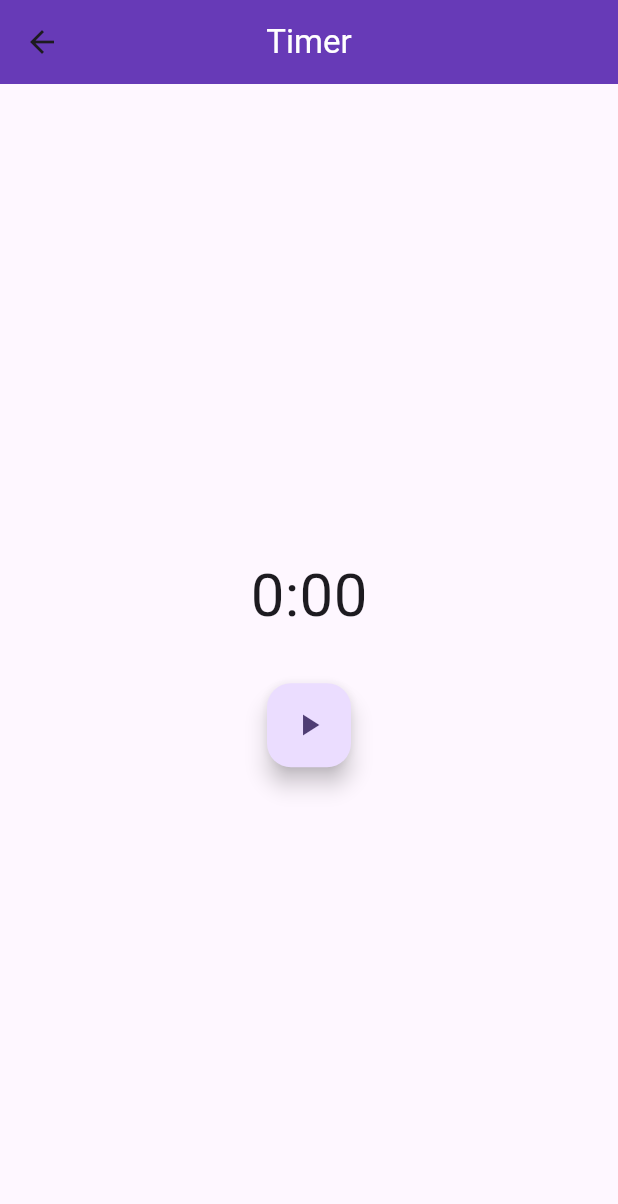
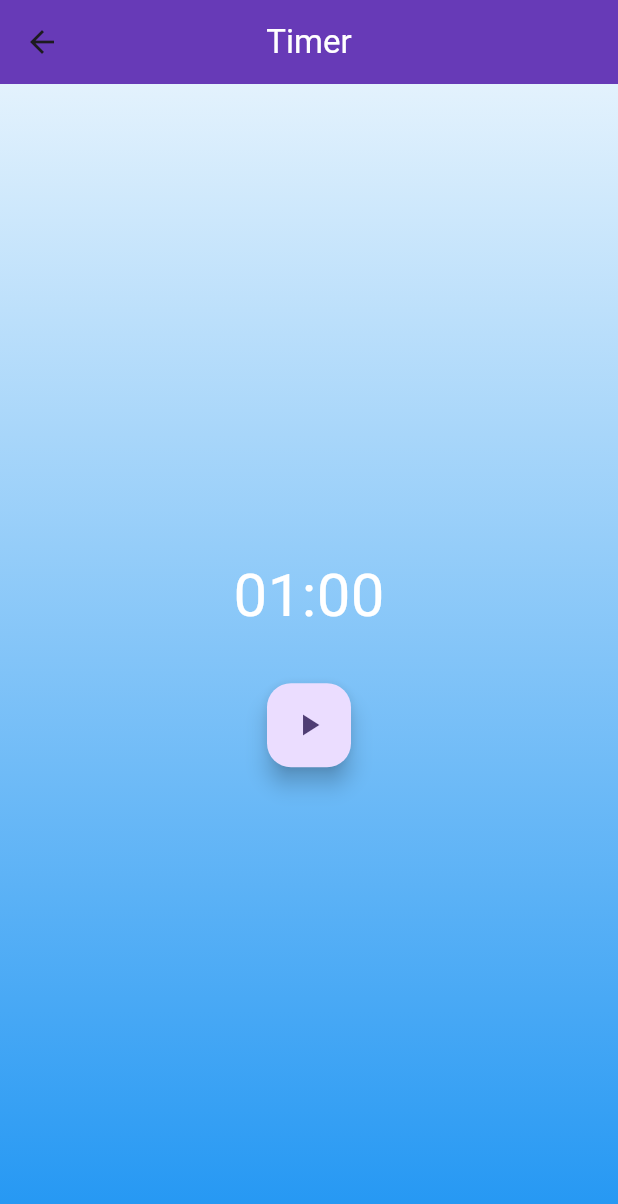
Before and after one commit to flbarfield/flutter_exploration, a Flutter app: the screen it shows after launch, after a tap on "Timer", on a phone screen of 412 x 824 dp. Shown: the top 1204 px of the screen. Run offline on Flutter 3.47's test engine with Material 3 defaults, Android fonts, the phone set to English and light mode, and no system bars; our stand-ins replace bloc, flutter_bloc, freezed_annotation.

Commit message:
a little styling, cleaned comments.

```diff
--- a/lib/timer/bloc/timer_cubit.dart
+++ b/lib/timer/bloc/timer_cubit.dart
@@ -6,11 +6,10 @@ part 'timer_cubit.freezed.dart';
 class TimerCubit extends Cubit<TimerState> {
   TimerCubit() : super(const TimerState());
 
-  // final ticker = {
-  //   Stream<int> tick({required int ticks}) {
-  //     return Stream.periodic(const Duration(seconds: 1), (x) => ticks - x - 1).take(ticks);
-  //   }
-  // };
+  Stream<int> tick({required int ticks}) {
+    return Stream.periodic(const Duration(seconds: 1), (x) => ticks - x - 1)
+        .take(ticks);
+  }
 
   void toggleControlButtons() {
     if (state.playPushed) {
@@ -19,6 +18,4 @@ class TimerCubit extends Cubit<TimerState> {
       emit(state.copyWith(playPushed: true));
     }
   }
-
-  // void ticker() {}
 }
--- a/lib/timer/bloc/timer_state.dart
+++ b/lib/timer/bloc/timer_state.dart
@@ -3,7 +3,7 @@ part of 'timer_cubit.dart';
 @freezed
 class TimerState with _$TimerState {
   const factory TimerState({
-    @Default('0:00') String currentTime,
+    @Default('01:00') String currentTime,
     @Default(false) bool playPushed,
   }) = _TimerState;
 }
--- a/lib/timer/ticker.dart
+++ /dev/null
@@ -1,8 +0,0 @@
-class Ticker {
-  const Ticker();
-  Stream<int> tick({required int ticks}) {
-    // print('tick');
-    return Stream.periodic(const Duration(seconds: 1), (x) => ticks - x - 1)
-        .take(ticks);
-  }
-}
--- a/lib/timer/view/play_restart_button.dart
+++ b/lib/timer/view/play_restart_button.dart
@@ -9,11 +9,16 @@ class PlayButton extends StatelessWidget {
   Widget build(BuildContext context) {
     return BlocBuilder<TimerCubit, TimerState>(
       builder: (context, state) {
-        return FloatingActionButton(
-          onPressed: () {
-            context.read<TimerCubit>().toggleControlButtons();
-          },
-          child: const Icon(Icons.play_arrow),
+        return Row(
+          mainAxisAlignment: MainAxisAlignment.center,
+          children: [
+            FloatingActionButton(
+              onPressed: () {
+                context.read<TimerCubit>().toggleControlButtons();
+              },
+              child: const Icon(Icons.play_arrow),
+            ),
+          ],
         );
       },
     );
--- a/lib/timer/view/timer_page.dart
+++ b/lib/timer/view/timer_page.dart
@@ -10,7 +10,7 @@ class TimerPage extends StatelessWidget {
   Widget build(BuildContext context) {
     return BlocProvider<TimerCubit>(
       create: (_) => TimerCubit(),
-      child: TimerView(),
+      child: const TimerView(),
     );
   }
 }
--- a/lib/timer/view/timer_view.dart
+++ b/lib/timer/view/timer_view.dart
@@ -5,29 +5,23 @@ import 'package:flutter_exploration/timer/bloc/timer_cubit.dart';
 import 'package:flutter_exploration/timer/view/play_restart_button.dart';
 
 class TimerView extends StatelessWidget {
-  TimerView({super.key});
-
-  // final timerStream =
-  //     Stream<int>.periodic(const Duration(seconds: 1), (count) => count * count)
-  //         .take(5);
-
-  // Future<Stopwatch> startStopwatch() async {
-  //   final stopWatch = Stopwatch();
-  //   Duration elapsed = stopWatch.elapsed;
-  //   print(stopWatch.elapsedMilliseconds);
-  //   await Future.delayed(const Duration(seconds: 1));
-  //   assert(stopWatch.elapsed == elapsed);
-  //   print(stopWatch.elapsed);
-  //   return Stopwatch();
-  // }
+  const TimerView({super.key});
 
   @override
   Widget build(BuildContext context) {
-    // startStopwatch();
-    // timerStream.forEach(print);
     return Scaffold(
       appBar: const CustomAppBar(inputTitle: 'Timer'),
       body: Center(
+        child: Container(
+          decoration: BoxDecoration(
+            gradient: LinearGradient(
+                begin: Alignment.topCenter,
+                end: Alignment.bottomCenter,
+                colors: [
+                  Colors.blue.shade50,
+                  Colors.blue.shade500,
+                ]),
+          ),
           child: Column(
             mainAxisAlignment: MainAxisAlignment.center,
             children: [
@@ -35,7 +29,10 @@ class TimerView extends StatelessWidget {
                 builder: (context, state) {
                   return Text(
                     state.currentTime,
-                  style: const TextStyle(fontSize: 40),
+                    style: const TextStyle(
+                      fontSize: 40,
+                      color: Colors.white,
+                    ),
                   );
                 },
               ),
@@ -54,6 +51,7 @@ class TimerView extends StatelessWidget {
             ],
           ),
         ),
+      ),
     );
   }
 }
```
Also changed, not shown: lib/timer/bloc/timer_cubit.freezed.dart. Lines whose indentation alone changed are shown as unchanged.
